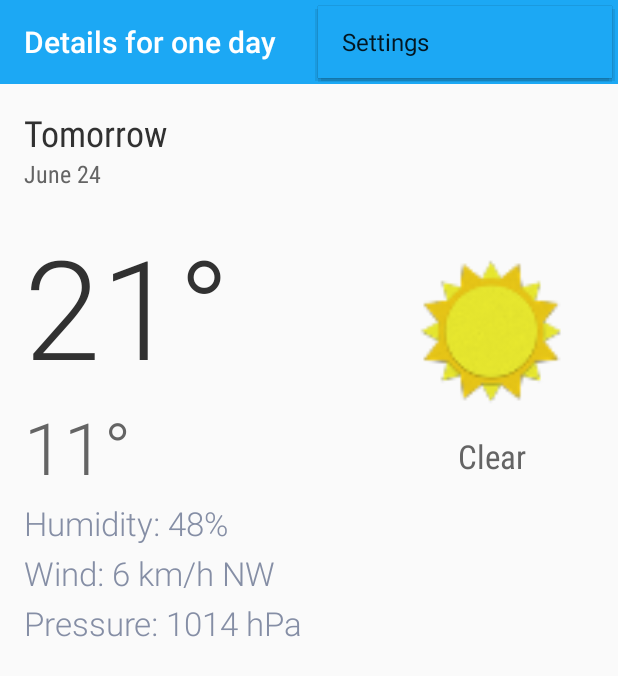
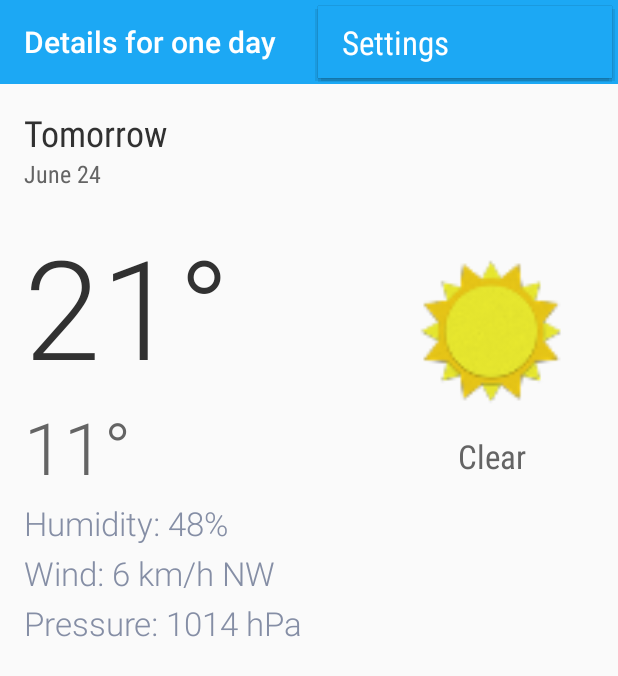
Before and after one commit to katelevshova/android-sunshine, an Android app: the DetailActivity screen opened directly, with no data from a screen before it, with the options menu open, on a phone screen of 412 x 824 dp. Shown: the top 676 px of the screen. Run offline under Robolectric (Android 15) with nearby library versions, the phone set to English and light mode, and no system bars; 1 statement that could not run was skipped.

Commit message:
issue#22 - fixed styles for version higher API level 21

```diff
--- a/app/src/main/res/values-v21/styles.xml
+++ b/app/src/main/res/values-v21/styles.xml
@@ -1,18 +1,15 @@
 <?xml version="1.0" encoding="utf-8"?>
 <resources>
 
-	<style name="SunshineAppTheme" parent="Theme.AppCompat.Light.NoActionBar">
+	<style name="SunshineAppTheme" parent="SunshineAppTheme.Base">
+		<item name="windowActionBar">false</item>
+		<item name="windowNoTitle">true</item>
 	</style>
 
 	<!-- main activity action bar styles -->
 	<style name="SunshineToolBar" parent="ThemeOverlay.AppCompat.Dark">
 		<item name="android:background">@color/sunshine_blue</item>
-	</style>
-
-	<style name="PopupMenuListView" parent="ThemeOverlay.AppCompat.Dark">
-		<item name="android:divider">@color/white</item>
-		<item name="android:dividerHeight">1dp</item>
-		<item name="android:textAppearance">@style/SansSerifCondensed</item>
+		<item name="android:title">@string/app_name</item>
 	</style>
 
 	<style name="SansSerifCondensed">
@@ -23,6 +20,4 @@
 		<item name="android:fontFamily">sans-serif-light</item>
 	</style>
 
-	<!-- NOTE: not finished yet! -->
-
 </resources>
```
